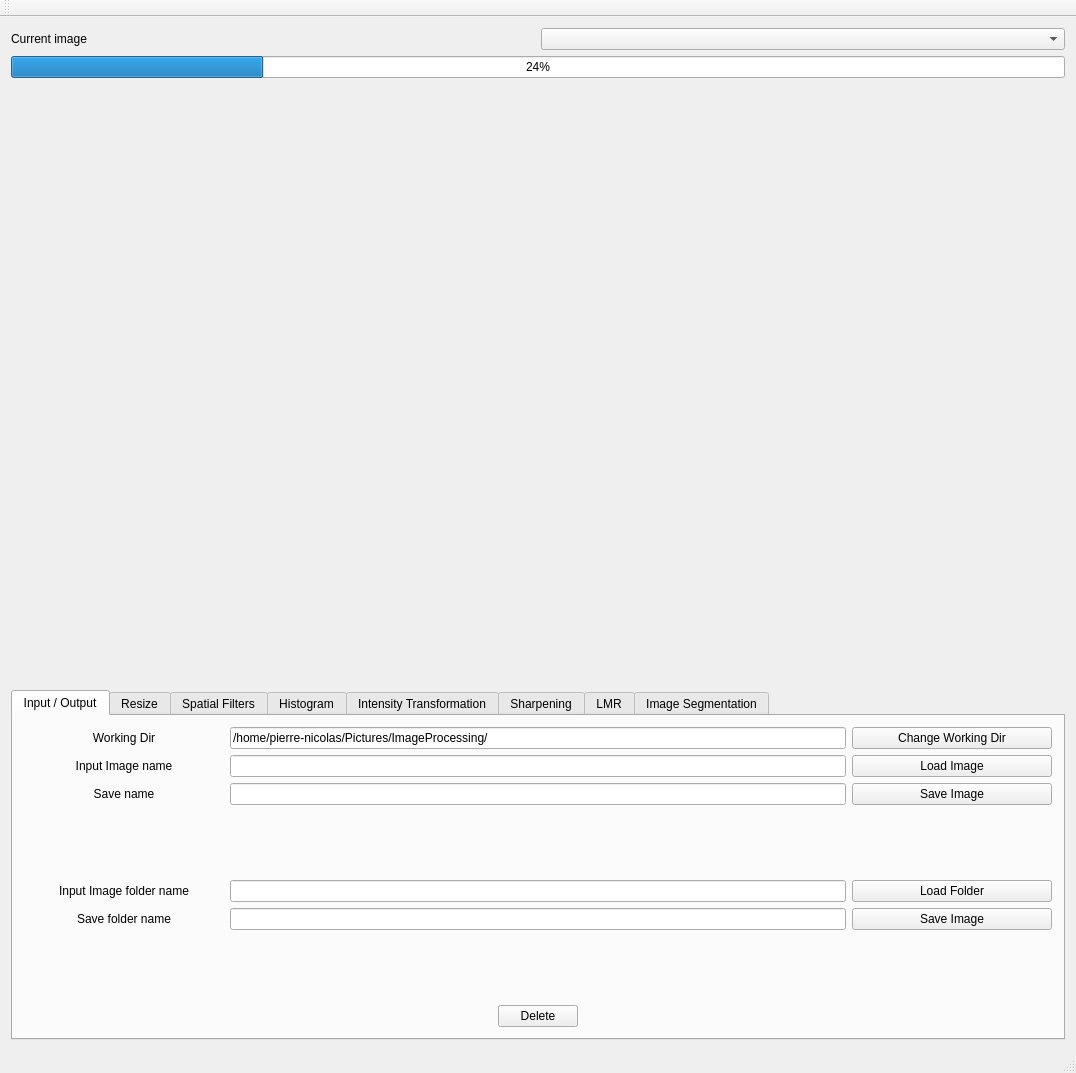
Old version of the form mainwindow.ui in the repository PNPiquin/ImageProcessing.
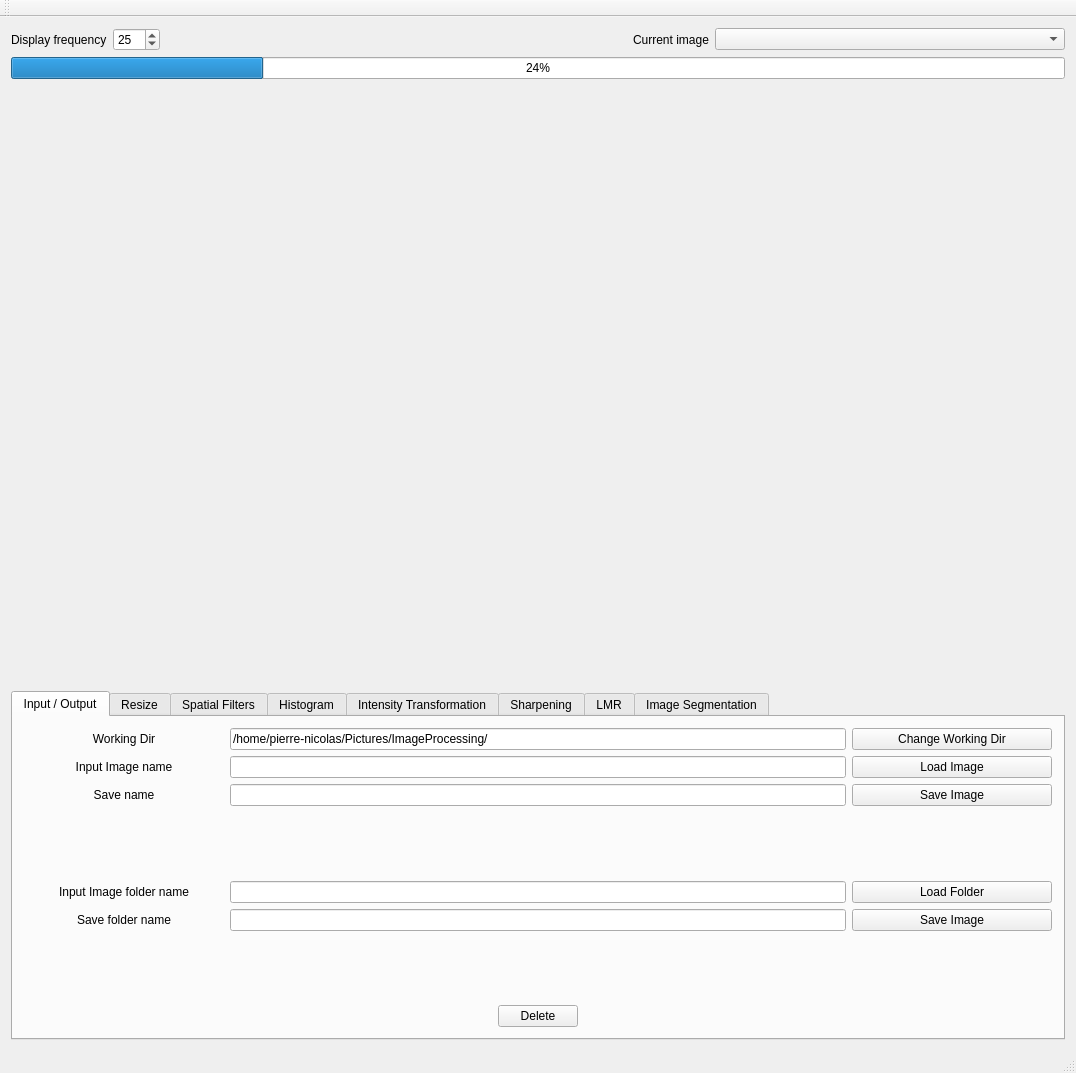
New version of the form. The open tabs and pages were chosen to show the change.

Commit message: Add a spin box to modify display frequency

Diff of the .ui file:
```diff
--- a/mainwindow.ui
+++ b/mainwindow.ui
@@ -17,6 +17,39 @@
    <layout class="QVBoxLayout" name="verticalLayout">
     <item>
      <layout class="QHBoxLayout" name="horizontalLayout_3">
+      <item>
+       <widget class="QLabel" name="label_34">
+        <property name="text">
+         <string>Display frequency</string>
+        </property>
+       </widget>
+      </item>
+      <item>
+       <widget class="QSpinBox" name="display_frequency_spinBox">
+        <property name="minimum">
+         <number>1</number>
+        </property>
+        <property name="maximum">
+         <number>100</number>
+        </property>
+        <property name="value">
+         <number>25</number>
+        </property>
+       </widget>
+      </item>
+      <item>
+       <spacer name="horizontalSpacer_36">
+        <property name="orientation">
+         <enum>Qt::Horizontal</enum>
+        </property>
+        <property name="sizeHint" stdset="0">
+         <size>
+          <width>40</width>
+          <height>20</height>
+         </size>
+        </property>
+       </spacer>
+      </item>
       <item>
        <widget class="QLabel" name="label_2">
         <property name="text">
@@ -25,7 +58,14 @@
        </widget>
       </item>
       <item>
-       <widget class="QComboBox" name="current_image"/>
+       <widget class="QComboBox" name="current_image">
+        <property name="minimumSize">
+         <size>
+          <width>350</width>
+          <height>0</height>
+         </size>
+        </property>
+       </widget>
       </item>
      </layout>
     </item>
```
Left out of the diff: 2 changed lines with no effect on the pictures. The commit also changes 2 other files.
